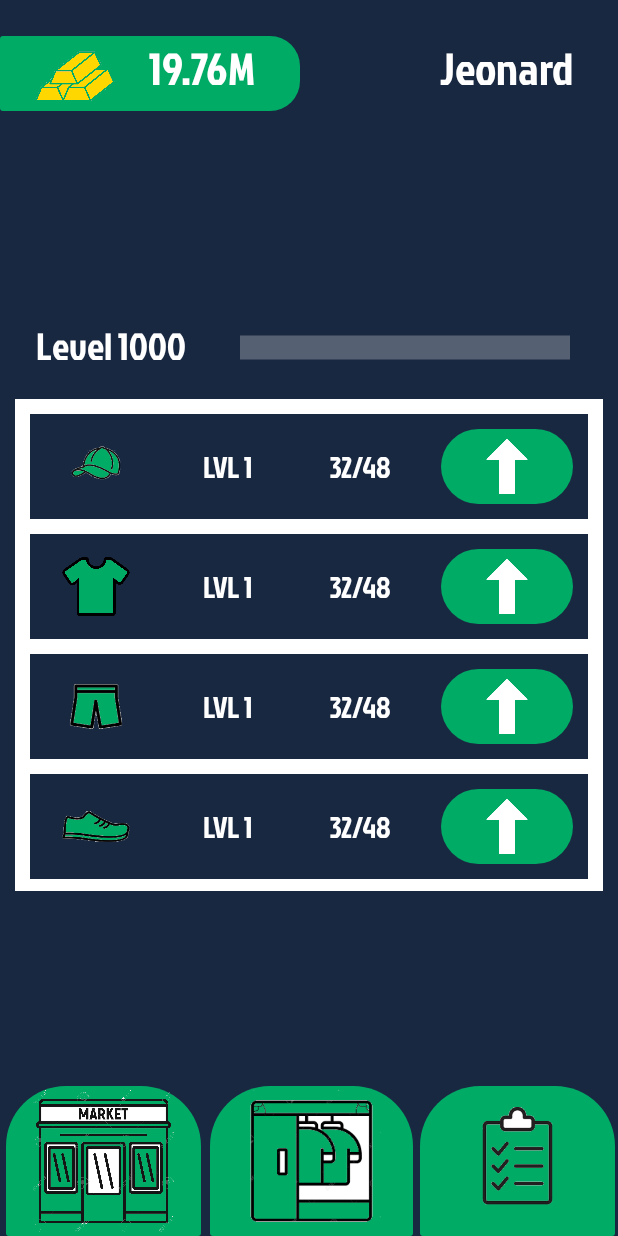
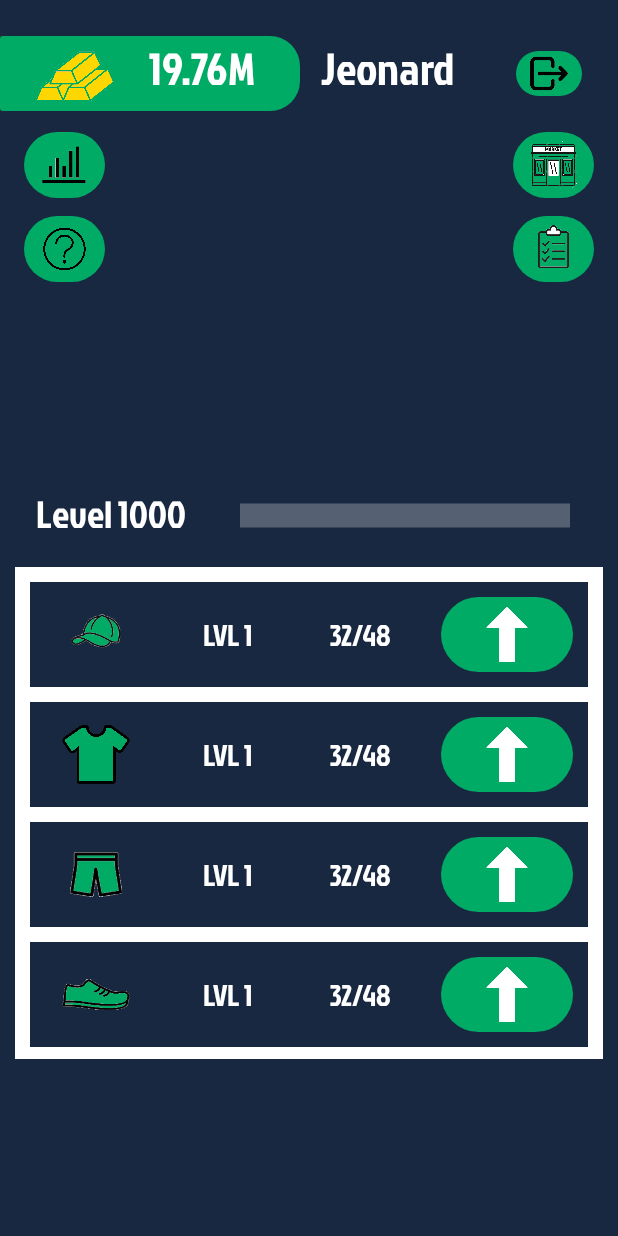
Before and after one commit to xwolfy01x/MOBDEVE, an Android app: the layout activity_home.xml on its own in the app's theme, with its tools: preview values and no code run, on a phone screen of 412 x 824 dp. Run offline under Robolectric (Android 15) with nearby library versions, the phone set to English and light mode, and no system bars.

```diff
--- a/app/src/main/java/com/mobdeve/cactus/mobdevemp/AlarmReceiver.java
+++ b/app/src/main/java/com/mobdeve/cactus/mobdevemp/AlarmReceiver.java
@@ -38,6 +38,5 @@ public class AlarmReceiver extends BroadcastReceiver{
             notificationManager.createNotificationChannel(notificationChannel);
         }
         notificationManager.notify(notificationId, notification);
-        Log.d("Hi", "I went here");
     }
 }
--- a/app/src/main/java/com/mobdeve/cactus/mobdevemp/LoginActivity.java
+++ b/app/src/main/java/com/mobdeve/cactus/mobdevemp/LoginActivity.java
@@ -55,6 +55,7 @@ public class LoginActivity extends AppCompatActivity {
                     SharedPreferences sp = getSharedPreferences("user", Context.MODE_PRIVATE);
                     SharedPreferences.Editor ed = sp.edit();
                     ed.putString("username", userList.get(i).getUsername());
+                    ed.apply();
                     found = 1;
                     Intent intent = new Intent(getApplicationContext(), HomeActivity.class);
                     startActivity(intent);
--- a/app/src/main/java/com/mobdeve/cactus/mobdevemp/dao/ProgressDAOSQLImpl.java
+++ b/app/src/main/java/com/mobdeve/cactus/mobdevemp/dao/ProgressDAOSQLImpl.java
@@ -4,6 +4,7 @@ import android.content.ContentValues;
 import android.content.Context;
 import android.database.Cursor;
 import android.database.sqlite.SQLiteDatabase;
+import android.util.Log;
 
 import com.mobdeve.cactus.mobdevemp.models.Progress;
 import com.mobdeve.cactus.mobdevemp.models.User;
@@ -91,6 +92,7 @@ public class ProgressDAOSQLImpl implements ProgressDAO, Serializable {
         values.put(ProgressDatabase.PROGRESS_SHOESHARD, oneProgress.getShoeshard());
 
         long entry = database.update(ProgressDatabase.TABLEPROGRESS, values, ProgressDatabase.PROGRESS_USER + " = ?", new String[] { oneProgress.getUsername() });
+        Log.d("UPDATE", "NAGUPDATE AKO GAGO");
         database.close();
     }
 }
--- a/app/src/main/java/com/mobdeve/cactus/mobdevemp/models/Progress.java
+++ b/app/src/main/java/com/mobdeve/cactus/mobdevemp/models/Progress.java
@@ -30,7 +30,7 @@ public class Progress implements Serializable {
     public Progress(String username) {
         this.username = username;
         this.gold = 0.0;
-        this.caplvl = 0;
+        this.caplvl = 1;
         this.shirtlvl = 0;
         this.shortlvl = 0;
         this.shoelvl = 0;
--- a/app/src/main/res/drawable/home_rectangle_2.xml
+++ b/app/src/main/res/drawable/home_rectangle_2.xml
@@ -2,6 +2,8 @@
     <corners
         android:radius="2dp"
         android:topRightRadius="40dp"
-        android:topLeftRadius="40dp"/>
+        android:topLeftRadius="40dp"
+        android:bottomLeftRadius="40dp"
+        android:bottomRightRadius="40dp"/>
     <solid android:color="#00ab66" />
 </shape>
--- /dev/null
+++ b/app/src/main/res/drawable/upgrade2.xml
@@ -0,0 +1,5 @@
+<shape xmlns:android="http://schemas.android.com/apk/res/android">
+    <corners
+        android:radius="50dp" />
+    <solid android:color="#404040" />
+</shape>
--- a/app/src/main/res/layout/activity_home.xml
+++ b/app/src/main/res/layout/activity_home.xml
@@ -43,11 +43,12 @@
 
     <TextView
         android:id="@+id/tv_name3"
-        android:layout_width="200dp"
-        android:layout_height="wrap_content"
+        android:layout_width="122dp"
+        android:layout_height="47dp"
         android:layout_marginTop="24dp"
+        android:layout_marginEnd="76dp"
         android:fontFamily="@font/jockey_one"
-        android:gravity="right"
+        android:gravity="left"
         android:paddingRight="30dp"
         android:text="Jeonard"
         android:textColor="#ffffff"
@@ -55,11 +56,71 @@
         app:layout_constraintEnd_toEndOf="parent"
         app:layout_constraintTop_toTopOf="parent" />
 
+    <ImageView
+        android:id="@+id/btn_logout"
+        android:layout_width="44dp"
+        android:layout_height="30dp"
+        android:layout_marginTop="34dp"
+        android:layout_marginEnd="24dp"
+        android:background="@drawable/home_rectangle_2"
+        android:src="@drawable/logout"
+        app:layout_constraintEnd_toEndOf="parent"
+        app:layout_constraintTop_toTopOf="parent" />
+
+    <ImageView
+        android:id="@+id/btn_faq"
+        android:layout_width="54dp"
+        android:layout_height="44dp"
+        android:layout_marginStart="16dp"
+        android:layout_marginTop="144dp"
+        android:background="@drawable/home_rectangle_2"
+        android:padding="5dp"
+        android:src="@drawable/faq"
+        app:layout_constraintStart_toStartOf="parent"
+        app:layout_constraintTop_toTopOf="parent" />
+
+    <ImageView
+        android:id="@+id/btn_stats"
+        android:layout_width="54dp"
+        android:layout_height="44dp"
+        android:layout_marginStart="16dp"
+        android:layout_marginTop="88dp"
+        android:background="@drawable/home_rectangle_2"
+        android:src="@drawable/stats"
+        app:layout_constraintStart_toStartOf="parent"
+        app:layout_constraintTop_toTopOf="parent"
+        android:padding="6dp"/>
+
+    <ImageView
+        android:id="@+id/btn_market"
+        android:layout_width="54dp"
+        android:layout_height="44dp"
+        android:layout_marginTop="88dp"
+        android:layout_marginEnd="16dp"
+        android:background="@drawable/home_rectangle_2"
+        android:backgroundTint="#00ab66"
+        android:src="@drawable/market"
+        app:layout_constraintEnd_toEndOf="parent"
+        app:layout_constraintTop_toTopOf="parent"
+        android:padding="5dp"/>
+
+    <ImageView
+        android:id="@+id/btn_task"
+        android:layout_width="54dp"
+        android:layout_height="44dp"
+        android:layout_marginTop="144dp"
+        android:layout_marginEnd="16dp"
+
+        android:background="@drawable/home_rectangle_2"
+        android:src="@drawable/tasks"
+        app:layout_constraintEnd_toEndOf="parent"
+        app:layout_constraintTop_toTopOf="parent" />
+
     <androidx.constraintlayout.widget.ConstraintLayout
         android:id="@+id/cl"
         android:layout_width="match_parent"
         android:layout_height="120dp"
-        android:layout_marginTop="88dp"
+        android:layout_marginTop="200dp"
         app:layout_constraintStart_toStartOf="parent"
         app:layout_constraintTop_toTopOf="parent" />
 
@@ -294,39 +355,7 @@
         </LinearLayout>
     </androidx.constraintlayout.widget.ConstraintLayout>
 
-    <ImageView
-        android:id="@+id/btn_market"
-        android:background="@drawable/home_rectangle_2"
-        android:src="@drawable/market"
-        android:backgroundTint="#00ab66"
-        android:layout_width="130dp"
-        android:layout_height="100dp"
-        android:layout_marginStart="4dp"
-        app:layout_constraintBottom_toBottomOf="parent"
-        app:layout_constraintStart_toStartOf="parent"
-        app:layout_constraintVertical_bias="0.0" />
 
-    <ImageView
-        android:id="@+id/btn_wardrobe"
-        android:background="@drawable/home_rectangle_2"
-        android:src="@drawable/wardrobe"
-        android:layout_width="135dp"
-        android:layout_height="100dp"
-        android:layout_marginStart="140dp"
-        app:layout_constraintBottom_toBottomOf="parent"
-        app:layout_constraintStart_toStartOf="parent"
-        app:layout_constraintVertical_bias="0.0" />
-
-    <ImageView
-        android:id="@+id/btn_task"
-        android:background="@drawable/home_rectangle_2"
-        android:src="@drawable/tasks"
-        android:layout_width="130dp"
-        android:layout_height="100dp"
-        android:layout_marginStart="280dp"
-        app:layout_constraintBottom_toBottomOf="parent"
-        app:layout_constraintStart_toStartOf="parent"
-        app:layout_constraintVertical_bias="0.0" />
 
 
 </androidx.constraintlayout.widget.ConstraintLayout>
--- a/app/src/main/res/layout/activity_market.xml
+++ b/app/src/main/res/layout/activity_market.xml
@@ -402,11 +402,13 @@
         app:layout_constraintStart_toStartOf="@+id/textView7"/>
 
     <TextView
+        android:id="@+id/tv_lootBox"
         android:layout_width="wrap_content"
         android:layout_height="wrap_content"
         android:layout_marginBottom="24dp"
         android:background="@drawable/market_rectangle_buy_lootbox"
         android:gravity="center_horizontal"
+        android:clickable="true"
         android:paddingTop="10px"
         android:text="Purchase"
         android:textSize="15dp"
@@ -450,6 +452,4 @@
         app:layout_constraintStart_toStartOf="parent"
         app:layout_constraintVertical_bias="0.0" />
 
-
-
 </androidx.constraintlayout.widget.ConstraintLayout>
```
Also changed, not shown: app/src/main/java/com/mobdeve/cactus/mobdevemp/HomeActivity.java (+99 -33 lines), app/src/main/java/com/mobdeve/cactus/mobdevemp/SensorService.java (+59 -20 lines), app/src/main/res/drawable-v24/logout.png (added), app/src/main/res/drawable/faq.png (added), app/src/main/res/drawable/stats.png (added).
